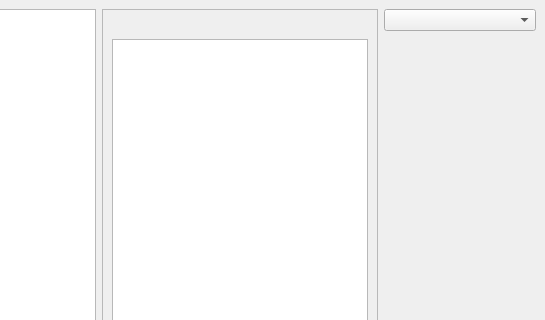
Old version of the form gui/mainWindow.ui in the repository bpittman/pydnd; both pictures show x 255 to 800 and y 0 to 320 of the 800 by 600 pixel window.
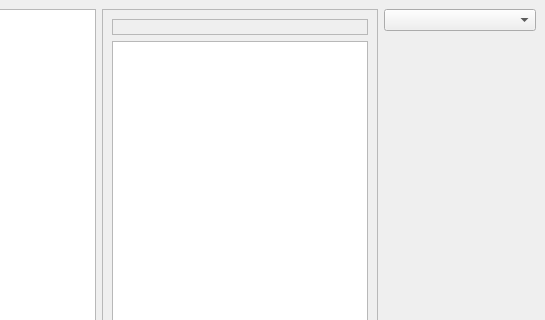
New version of the form.

Commit message: Put a frame around the powerImageLabel

The edit to the form file:
```diff
--- a/gui/mainWindow.ui
+++ b/gui/mainWindow.ui
@@ -192,6 +192,9 @@
            <verstretch>0</verstretch>
           </sizepolicy>
          </property>
+         <property name="frameShape">
+          <enum>QFrame::StyledPanel</enum>
+         </property>
          <property name="text">
           <string/>
          </property>
```
